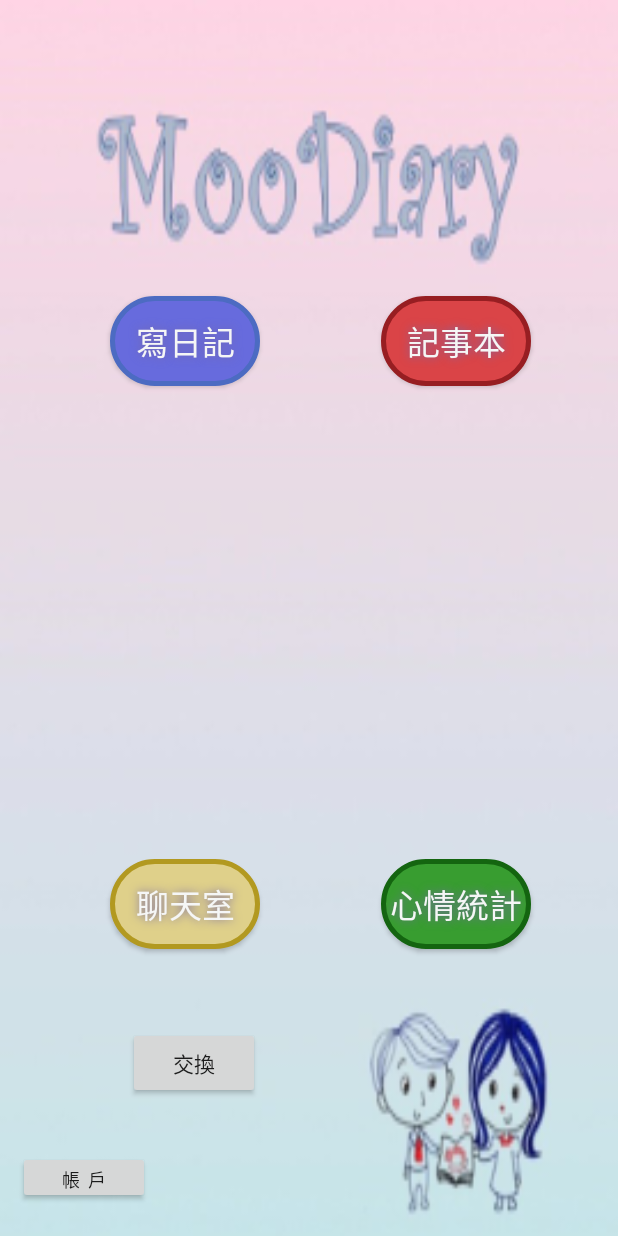
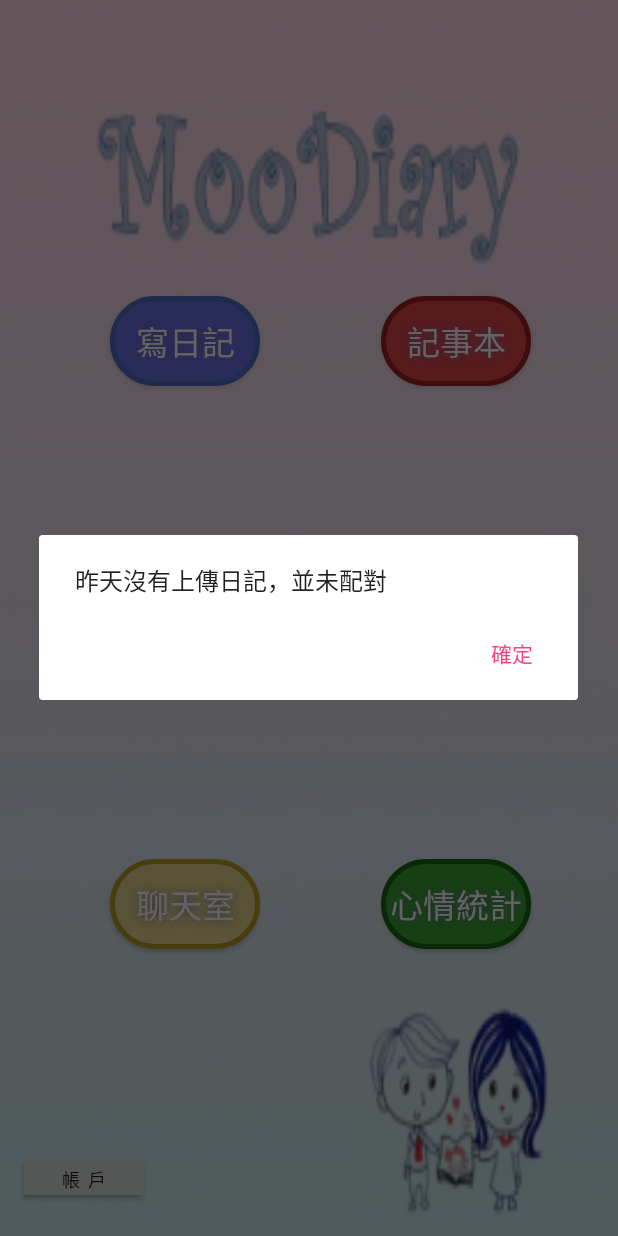
Before and after one commit to KuChiaChun/Moodiary, an Android app: the screen it shows after launch (HomeActivity), after a tap on "聊天室", on a phone screen of 412 x 824 dp. Run offline under Robolectric (Android 15) with nearby library versions, the phone set to English and light mode, and no system bars; our stand-ins replace CircleImageView, Firebase (no records; nobody signed in at launch, a user with empty details on screens opened directly); libraries missing offline, so code that uses them is left out: com.microsoft.projectoxford; 10 statements that could not run were skipped.

Commit message:
11/28 新增檢驗機制，避免App crush

```diff
--- a/MyApplication/app/src/main/java/com/example/david/myapplication/DiaryDatabaseHelper.java
+++ b/MyApplication/app/src/main/java/com/example/david/myapplication/DiaryDatabaseHelper.java
@@ -4,9 +4,6 @@
 import android.database.sqlite.SQLiteDatabase;
 import android.database.sqlite.SQLiteOpenHelper;
 
-/**
- * Created by 李 on 2017/1/26.
- */
     public class DiaryDatabaseHelper extends SQLiteOpenHelper {
 
     public static final String CREATE_DIARY = "create table Diary("
@@ -20,7 +17,8 @@
             + "top1 integer,"
             + "right1 integer,"
             + "bot1 integer,"
-            + "bmp1 text)";
+            + "bmp1 text,"
+            + "uploaded text)";
 
     private Context mContext;
     public DiaryDatabaseHelper(Context context, String name, SQLiteDatabase.CursorFactory factory, int version){
--- a/MyApplication/app/src/main/java/com/example/david/myapplication/ExchangeDiary.java
+++ b/MyApplication/app/src/main/java/com/example/david/myapplication/ExchangeDiary.java
@@ -1,9 +1,11 @@
 package com.example.david.myapplication;
 
+import android.content.DialogInterface;
 import android.content.Intent;
 import android.os.Bundle;
 import android.support.annotation.NonNull;
 import android.support.v4.content.ContextCompat;
+import android.support.v7.app.AlertDialog;
 import android.support.v7.widget.LinearLayoutManager;
 import android.support.v7.widget.RecyclerView;
 import android.util.Log;
@@ -55,6 +57,7 @@ public class ExchangeDiary extends BaseActivity {
             @Override
             public void onDataChange(@NonNull DataSnapshot dataSnapshot) {
                 list.clear();
+                if (!(dataSnapshot.child("end").getValue() == null)) {
                     if (dataSnapshot.child("end").getValue().equals(false)) {
                         for (DataSnapshot ds : dataSnapshot.child("users").getChildren()) {
                             list.add(ds.getValue().toString());
@@ -78,12 +81,22 @@ public class ExchangeDiary extends BaseActivity {
                         }
 
                     }
+                }
                 exchangeReference.addValueEventListener(new ValueEventListener() {
                     @Override
                     public void onDataChange(@NonNull DataSnapshot dataSnapshot) {
+                        if (dataSnapshot.child("users").child(mFirebaseUser.getUid()).getValue() != null) {
                             friend = dataSnapshot.child("users").child(mFirebaseUser.getUid()).getValue().toString();
                             diaryReference = mFirebaseDatabaseReference.child(User.CHILD_NAME).child(friend).child("diary").child(getSpecifiedDayBefore(dateSystem, 1));
                             initView();
+                        } else {
+                            AlertDialog.Builder alertDialogBuilder = new AlertDialog.Builder(ExchangeDiary.this);
+                            alertDialogBuilder.setMessage("昨天沒有上傳日記，並未配對").setPositiveButton("確定", new DialogInterface.OnClickListener() {
+                                public void onClick(DialogInterface dialog, int which) {
+                                    finish();
+                                }
+                            }).show();
+                        }
                     }
 
                     @Override
@@ -131,8 +144,9 @@ public class ExchangeDiary extends BaseActivity {
                 }
                 if (count >= 3) {
                     mFirebaseDatabaseReference.child(User.CHILD_NAME).child(mFirebaseUser.getUid()).child("qualified").setValue(true);
-                } else
-                    mFirebaseDatabaseReference.child(User.CHILD_NAME).child(mFirebaseUser.getUid()).child("qualified").setValue(false);
+                }
+//                else
+//                    mFirebaseDatabaseReference.child(User.CHILD_NAME).child(mFirebaseUser.getUid()).child("qualified").setValue(false);
             }
 
             @Override
--- a/MyApplication/app/src/main/res/layout/activity_home.xml
+++ b/MyApplication/app/src/main/res/layout/activity_home.xml
@@ -102,15 +102,15 @@
         android:text="帳  戶"
         android:textSize="12sp" />
 
-    <Button
-        android:id="@+id/mate"
-        android:layout_width="wrap_content"
-        android:layout_height="wrap_content"
-        android:layout_alignEnd="@+id/fuck"
-        android:layout_alignParentBottom="true"
-        android:layout_marginBottom="91dp"
-        android:onClick="AddtoList"
-        android:text="交換" />
+    <!--<Button-->
+        <!--android:id="@+id/mate"-->
+        <!--android:layout_width="wrap_content"-->
+        <!--android:layout_height="wrap_content"-->
+        <!--android:layout_alignEnd="@+id/fuck"-->
+        <!--android:layout_alignParentBottom="true"-->
+        <!--android:layout_marginBottom="91dp"-->
+        <!--android:onClick="AddtoList"-->
+        <!--android:text="交換" />-->
     <!--<com.google.android.gms.common.SignInButton-->
         <!--android:layout_width="wrap_content"-->
         <!--android:layout_height="wrap_content"-->
```
Also changed, not shown: MyApplication/app/src/main/java/com/example/david/myapplication/AddDiaryActivity.java (+5 -23 lines), MyApplication/app/src/main/java/com/example/david/myapplication/DiaryBean.java (+11 -1 lines), MyApplication/app/src/main/java/com/example/david/myapplication/UpdateDiaryActivity.java (+26 -24 lines), MyApplication/app/src/main/java/com/example/david/myapplication/diary_MainActivity.java (+56 -13 lines), MyApplication/app/src/main/res/layout/activity_exchange.xml (+7 -7 lines). Lines whose indentation alone changed are shown as unchanged.
